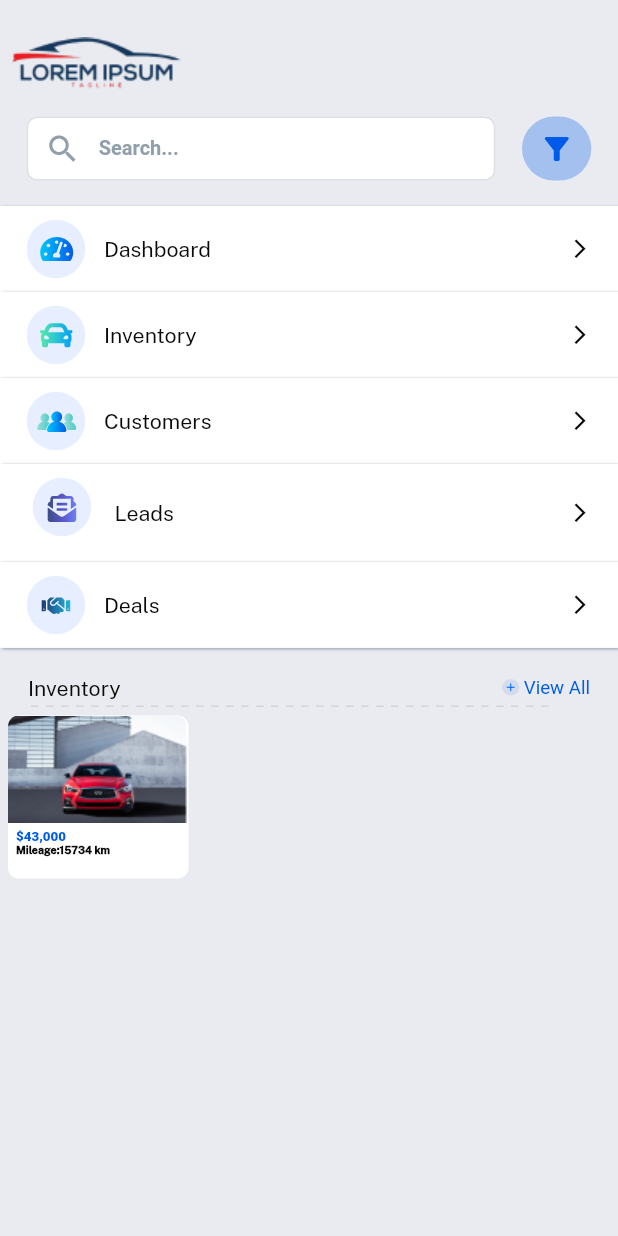
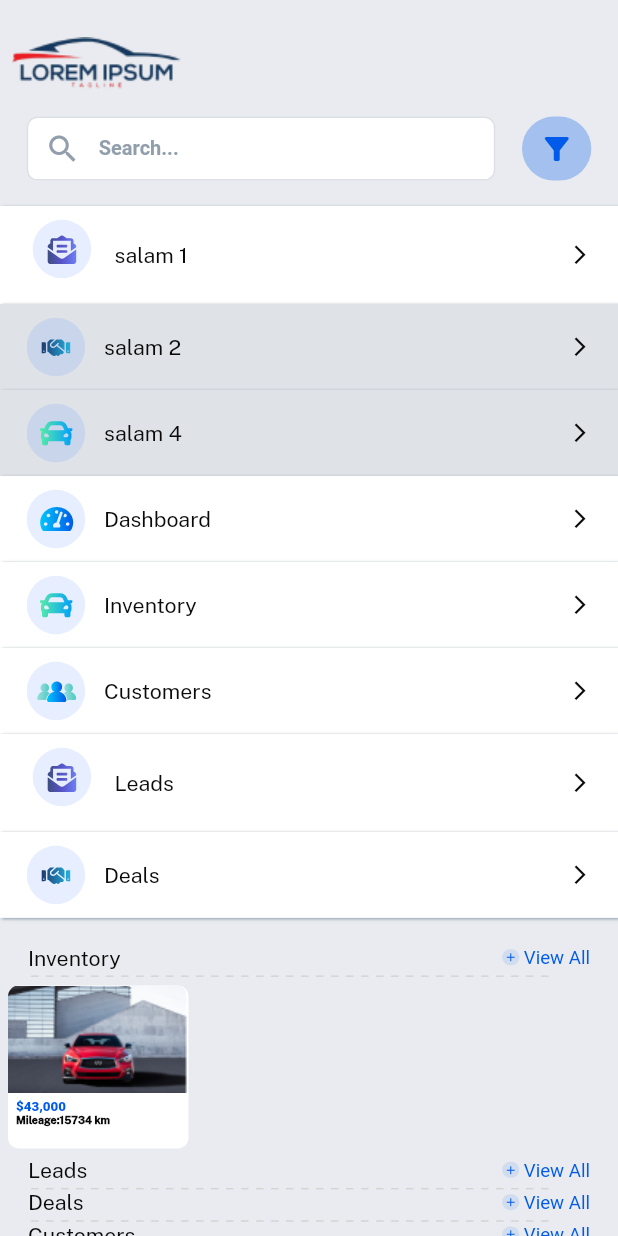
Before and after one commit to basicFlutter/sample_source_code, a Flutter app: the MenuPage screen opened directly, on a phone screen of 412 x 824 dp. Run offline on Flutter 3.47's test engine with Material 2 defaults, Android fonts, the phone set to English and light mode, and no system bars; our stand-ins replace bloc, dartz, dio, dropdown_button2, equatable, flutter_bloc and 8 more; missing offline and left inert: global_bottom_navigation_bar; accounts and stored records are empty; project files that could hold a hidden picture were left out.

Commit message:
menu page not complete

```diff
--- a/lib/core/constants/app_theme.dart
+++ b/lib/core/constants/app_theme.dart
@@ -21,6 +21,7 @@ class Style {
 
     colorScheme: const ColorScheme(
       shadow: AppColors.grayText,
+      outline: AppColors.unselected,
       brightness: Brightness.light,
       background: Colors.white,
       onBackground: AppColors.darkGrayColor,
--- a/lib/core/widgets/custom_input.dart
+++ b/lib/core/widgets/custom_input.dart
@@ -108,7 +108,6 @@ class CustomInput extends StatelessWidget {
         maxLines: maxLines ?? 1,
         minLines: hasDifferentHeight ?? true ? null : 1,
 
-
         decoration: InputDecoration(
 
           constraints: BoxConstraints(
--- /dev/null
+++ b/lib/features/menu_feature/data/models/menu_item_model.dart
@@ -0,0 +1,9 @@
+class MenuItemModel {
+  final String text ;
+  final String svg ;
+  final bool isVisible ;
+  final bool isEnable ;
+
+  MenuItemModel({required this.text, required this.svg, required this.isVisible, required this.isEnable});
+
+}
--- /dev/null
+++ b/lib/features/menu_feature/presentation/manager/menu_bloc.dart
@@ -0,0 +1,15 @@
+import 'dart:async';
+
+import 'package:bloc/bloc.dart';
+import 'package:meta/meta.dart';
+
+part 'menu_event.dart';
+part 'menu_state.dart';
+
+class MenuBloc extends Bloc<MenuEvent, MenuState> {
+  MenuBloc() : super(MenuInitial()) {
+    on<MenuEvent>((event, emit) {
+
+    });
+  }
+}
--- /dev/null
+++ b/lib/features/menu_feature/presentation/manager/menu_event.dart
@@ -0,0 +1,4 @@
+part of 'menu_bloc.dart';
+
+@immutable
+abstract class MenuEvent {}
--- /dev/null
+++ b/lib/features/menu_feature/presentation/manager/menu_state.dart
@@ -0,0 +1,6 @@
+part of 'menu_bloc.dart';
+
+@immutable
+abstract class MenuState {}
+
+class MenuInitial extends MenuState {}
--- a/lib/features/menu_feature/presentation/pages/menu_page.dart
+++ b/lib/features/menu_feature/presentation/pages/menu_page.dart
@@ -1,13 +1,11 @@
 import 'package:flutter/material.dart';
 import 'package:flutter_screenutil/flutter_screenutil.dart';
-import 'package:flutter_svg/flutter_svg.dart';
 import 'package:new_panel/core/constants/app_images.dart';
 import 'package:new_panel/core/widgets/custom_space.dart';
 import 'package:new_panel/features/menu_feature/presentation/widgets/custom_title_widget.dart';
 import 'package:new_panel/features/menu_feature/presentation/widgets/menu_item_widget.dart';
-
-import '../../../../core/constants/app_dimensions.dart';
 import '../../../../core/widgets/searchbar_widget.dart';
+import '../../data/models/menu_item_model.dart';
 import '../widgets/inventory_item_widget.dart';
 
 class MenuPage extends StatefulWidget {
@@ -18,11 +16,35 @@ class MenuPage extends StatefulWidget {
 }
 
 class _MenuPageState extends State<MenuPage> {
+  List<MenuItemModel> menuItems = [
+    MenuItemModel(
+        text: 'salam 1',
+        svg: AppImages.leadLogo,
+        isVisible: true,
+        isEnable: true),
+    MenuItemModel(
+        text: 'salam 2 ',
+        svg: AppImages.dealLogo,
+        isVisible: true,
+        isEnable: false),
+    MenuItemModel(
+        text: 'salam 3 ',
+        svg: AppImages.dealLogo,
+        isVisible: false,
+        isEnable: false),
+    MenuItemModel(
+        text: 'salam 4 ',
+        svg: AppImages.inventoryLogo,
+        isVisible: true,
+        isEnable: false),
+  ];
+
   @override
   Widget build(BuildContext context) {
     return Scaffold(
       backgroundColor: Theme.of(context).scaffoldBackgroundColor,
       body: SafeArea(
+        child: SingleChildScrollView(
           child: Column(
             crossAxisAlignment: CrossAxisAlignment.start,
             children: [
@@ -39,6 +61,13 @@ class _MenuPageState extends State<MenuPage> {
               const SearchbarWidget(),
               CustomSpace(
                 space: 19.h,
+              ),
+              for (var item in menuItems)
+                if (item.isVisible)
+                  MenuItemWidget(
+                    title: item.text,
+                    imageUrl: item.svg,
+                    isEnable: item.isEnable,
                   ),
               MenuItemWidget(
                 title: 'Dashboard',
@@ -67,12 +96,24 @@ class _MenuPageState extends State<MenuPage> {
                 title: 'Inventory',
                 onTap: () {},
               ),
+              const InventoryItemWidget()
+,
+              CustomTitleWidget(
+                title: 'Leads',
+                onTap: () {},
+              ),
 
-            InventoryItemWidget()
+              CustomTitleWidget(
+                title: 'Deals',
+                onTap: () {},
+              ),
 
-
-
+              CustomTitleWidget(
+                title: 'Customers',
+                onTap: () {},
+              ),
             ],
+          ),
         ),
       ),
     );
--- a/lib/features/menu_feature/presentation/widgets/menu_item_widget.dart
+++ b/lib/features/menu_feature/presentation/widgets/menu_item_widget.dart
@@ -1,15 +1,14 @@
 import 'package:flutter/material.dart';
 import 'package:flutter_screenutil/flutter_screenutil.dart';
 import 'package:flutter_svg/svg.dart';
-
-import '../../../../core/constants/app_images.dart';
-
 class MenuItemWidget extends StatelessWidget {
   final String title ;
   final String imageUrl ;
   final Function? onTap ;
+  final bool? isVisible ;
+  final bool? isEnable ;
 
-  const MenuItemWidget({Key? key , required this.title , required this.imageUrl , this.onTap}) : super(key: key);
+  const MenuItemWidget({Key? key , required this.title , required this.imageUrl , this.onTap ,  this.isEnable ,  this.isVisible}) : super(key: key);
 
   @override
   Widget build(BuildContext context) {
@@ -27,7 +26,7 @@ Widget _menuItem(BuildContext context ){
               offset: const Offset(1, 1 ), // Shadow position
             ),
           ],
-          color: Theme.of(context).backgroundColor),
+          color: isEnable??true ? Theme.of(context).backgroundColor : Theme.of(context).colorScheme.outline)  ,
       child: Padding(
         padding:  EdgeInsets.symmetric(horizontal: 20.h , vertical:  9.w),
         child: Row(
--- a/lib/main.dart
+++ b/lib/main.dart
@@ -63,7 +63,7 @@ class MyApp extends StatelessWidget {
             },
           );
         },
-        child:  const LoginPage(),
+        child:  const MainPage(),
       ),
     );
   }
```
Also changed, not shown: lib/features/login_feature/presentation/manager/login_bloc.dart (+3 -5 lines), assets/images/lorem.svg (deleted). Lines whose indentation alone changed are shown as unchanged.
